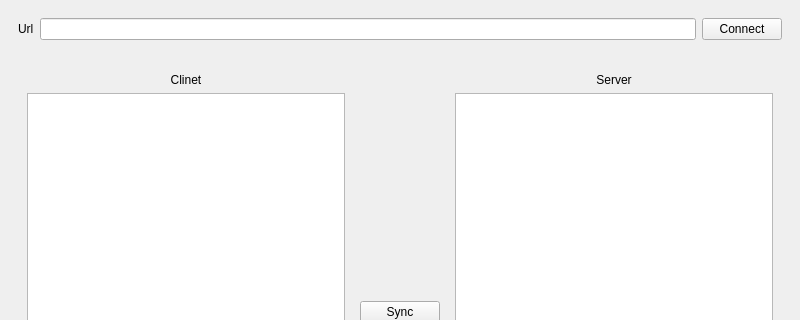
Above: mainwindow.ui from Jackson2706/OS_Project_2023.1 before the change; both pictures show x 0 to 800 and y 0 to 320 of the 800 by 600 pixel window. Below: the same form after it.
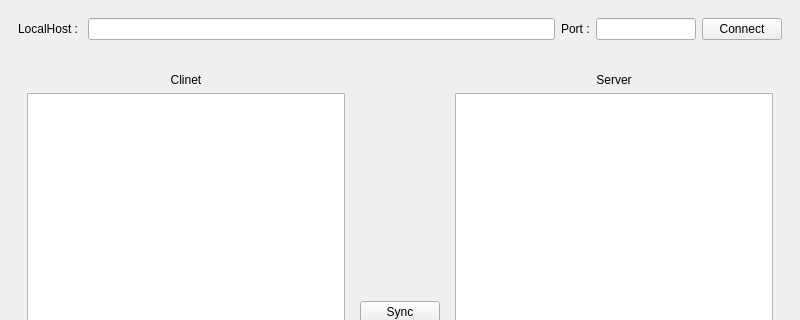
That is the form after the change.

Patch:
```diff
--- a/mainwindow.ui
+++ b/mainwindow.ui
@@ -27,12 +27,29 @@
        <item>
         <widget class="QLabel" name="label">
          <property name="text">
-          <string>Url</string>
+          <string>LocalHost : </string>
          </property>
         </widget>
        </item>
        <item>
-        <widget class="QLineEdit" name="lineEdit"/>
+        <widget class="QLineEdit" name="lineLocal"/>
+       </item>
+       <item>
+        <widget class="QLabel" name="label_4">
+         <property name="text">
+          <string>Port :</string>
+         </property>
+        </widget>
+       </item>
+       <item>
+        <widget class="QLineEdit" name="linePort">
+         <property name="maximumSize">
+          <size>
+           <width>100</width>
+           <height>16777215</height>
+          </size>
+         </property>
+        </widget>
        </item>
        <item>
         <widget class="QPushButton" name="bntConnect">
```
